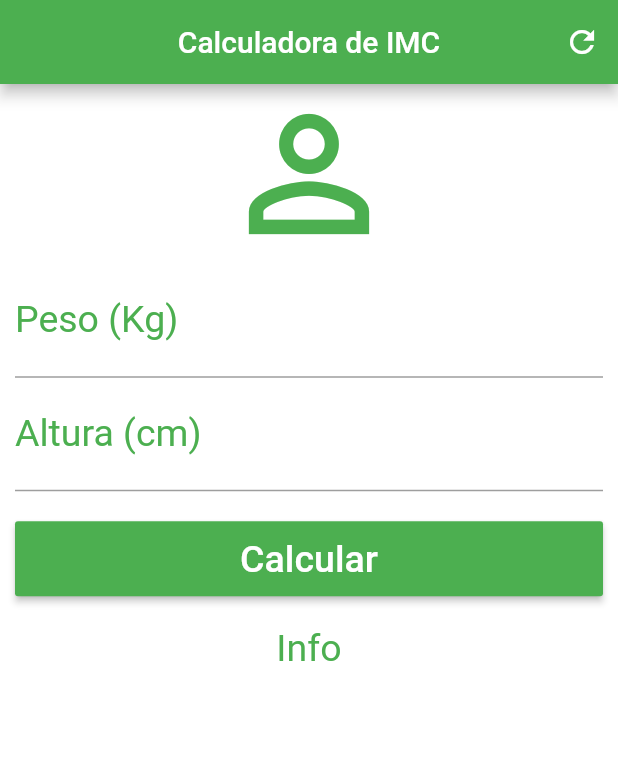
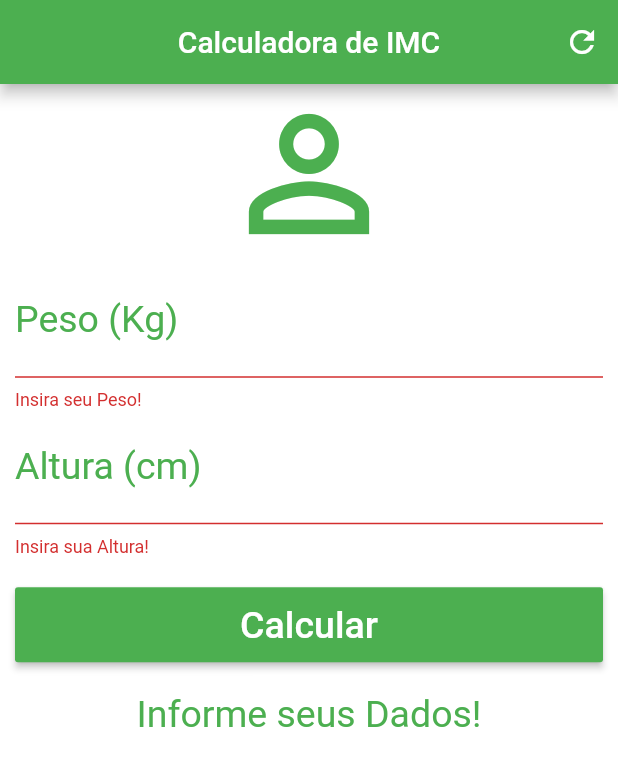
Before and after one commit to lagofernandes/Apps-Flutter, a Flutter app: the screen it shows after launch, after a tap on "Calcular", on a phone screen of 412 x 824 dp. Shown: the top 766 px of the screen. Run offline on Flutter 3.47's test engine with Material 2 defaults, Android fonts, the phone set to English and light mode, and no system bars.

Commit message:
adicionando calculo do imc

```diff
--- a/calculadora_imc/lib/main.dart
+++ b/calculadora_imc/lib/main.dart
@@ -1,3 +1,5 @@
+import 'dart:math';
+
 import 'package:flutter/material.dart';
 
 void main() {
@@ -12,6 +14,47 @@ class Home extends StatefulWidget {
 }
 
 class _HomeState extends State<Home> {
+  TextEditingController weightController = TextEditingController();
+  TextEditingController heightController = TextEditingController();
+
+  //Formulario
+  GlobalKey<FormState> _formKey = GlobalKey<FormState>();
+
+  String _infoText = "Informe seus Dados!";
+
+  //o "_" significa que é uma função privada
+  void _resetFields() {
+    weightController.text = "";
+    heightController.text = "";
+    setState(() {
+      _infoText = "Informe seus Dados!";
+      _formKey = GlobalKey<FormState>();
+    });
+  }
+
+  void _calculate() {
+    setState(() {
+      double weight = double.parse(weightController.text);
+      double height = double.parse(heightController.text) / 100;
+      double imc = weight / (height * height);
+
+      if (imc < 18.6) {
+        _infoText = "Abaixo do peso ideal (${imc.toStringAsPrecision(3)})";
+      } else if (imc >= 18.6 && imc < 24.9) {
+        _infoText = "Peso ideal (${imc.toStringAsPrecision(3)})";
+      } else if (imc >= 24.9 && imc < 29.9) {
+        _infoText =
+            "Levemente acima do peso ideal (${imc.toStringAsPrecision(3)})";
+      } else if (imc >= 29.9 && imc < 34.9) {
+        _infoText = "Obesidade Grau I (${imc.toStringAsPrecision(3)})";
+      } else if (imc >= 34.9 && imc < 39.9) {
+        _infoText = "Obesidade Grau II (${imc.toStringAsPrecision(3)})";
+      } else if (imc >= 40) {
+        _infoText = "Obesidade Grau III (${imc.toStringAsPrecision(3)})";
+      }
+    });
+  }
+
   @override
   Widget build(BuildContext context) {
     return Scaffold(
@@ -22,51 +65,71 @@ class _HomeState extends State<Home> {
           actions: <Widget>[
             IconButton(
               icon: Icon(Icons.refresh),
-              onPressed: () {},
+              onPressed: _resetFields,
             )
           ],
         ),
         backgroundColor: Colors.white,
         body: SingleChildScrollView(
           padding: EdgeInsets.fromLTRB(10, 0, 10, 0),
+          child: Form(
+            key: _formKey,
             child: Column(
               crossAxisAlignment: CrossAxisAlignment.stretch,
               children: <Widget>[
                 Icon(Icons.person_outline, size: 120, color: Colors.green),
-              TextField(
+                TextFormField(
                   keyboardType: TextInputType.number,
                   decoration: InputDecoration(
                       labelText: "Peso (Kg)",
                       labelStyle: TextStyle(color: Colors.green)),
                   textAlign: TextAlign.center,
                   style: TextStyle(color: Colors.green, fontSize: 25),
+                  controller: weightController,
+                  validator: (value) {
+                    if (value.isEmpty) {
+                      return "Insira seu Peso!";
+                    }
+                  },
                 ),
-              TextField(
+                TextFormField(
                   keyboardType: TextInputType.number,
                   decoration: InputDecoration(
                       labelText: "Altura (cm)",
                       labelStyle: TextStyle(color: Colors.green)),
                   textAlign: TextAlign.center,
                   style: TextStyle(color: Colors.green, fontSize: 25),
+                  controller: heightController,
+                  validator: (value) {
+                    if (value.isEmpty) {
+                      return "Insira sua Altura!";
+                    }
+                  },
                 ),
                 Padding(
                   padding: EdgeInsets.only(top: 20, bottom: 20),
                   child: Container(
                       height: 50,
                       child: RaisedButton(
-                      onPressed: () {},
+                        onPressed: (){
+                          if(_formKey.currentState.validate()){
+                            _calculate();
+                          }
+                        },
                         child: Text("Calcular",
-                          style: TextStyle(color: Colors.white, fontSize: 25)),
+                            style:
+                                TextStyle(color: Colors.white, fontSize: 25)),
                         color: Colors.green,
                       )),
                 ),
                 Text(
-                "Info",
+                  _infoText,
                   textAlign: TextAlign.center,
                   style: TextStyle(color: Colors.green, fontSize: 25),
                 )
               ],
             ),
+          ),
         ));
   }
 }
```
Lines whose indentation alone changed are shown as unchanged.
